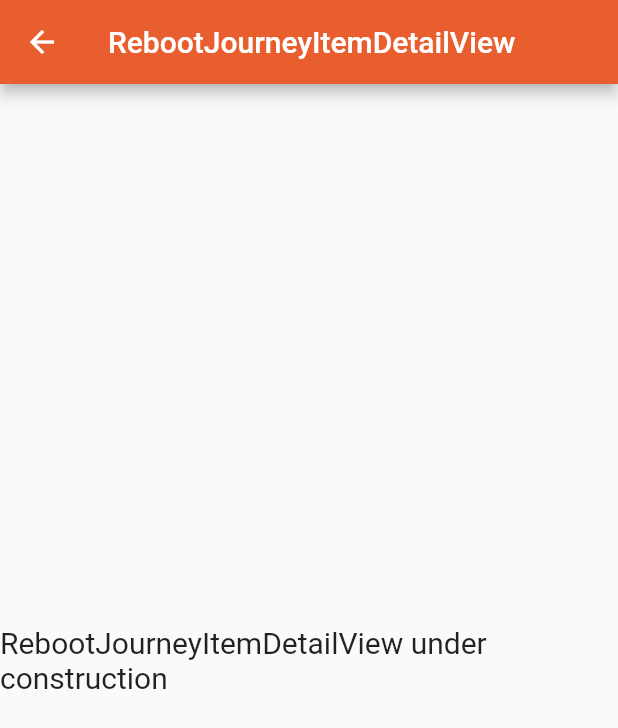
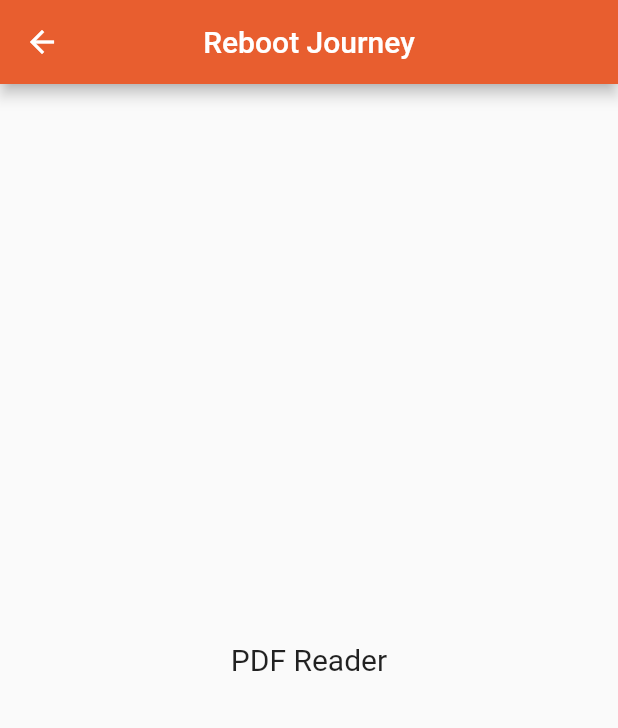
Before and after one commit to plantable/flutterAppDemo, a Flutter app: the RebootJourneyItemDetailView screen opened by its route, on a phone screen of 412 x 824 dp. Shown: the top 728 px of the screen. Run offline on Flutter 3.47's test engine with Material 2 defaults, Android fonts, the phone set to English and light mode, and no system bars; our stand-ins replace device_preview, dio, fancy_bottom_navigation, flutter_spinkit, get, percent_indicator and 2 more; missing offline and left inert: bulleted_list, get_cli.

```diff
--- a/lib/app/modules/reboot_how_to_item_detail_view/views/reboot_how_to_item_detail_view_view.dart
+++ b/lib/app/modules/reboot_how_to_item_detail_view/views/reboot_how_to_item_detail_view_view.dart
@@ -10,12 +10,12 @@ class RebootHowToItemDetailView
   Widget build(BuildContext context) {
     return Scaffold(
       appBar: AppBar(
-        title: Text('RebootHowToItemDetailView'),
+        title: Text('Reboot'),
         centerTitle: true,
       ),
       body: Center(
         child: Text(
-          'RebootHowToItemDetailView under construction',
+          'PDF Reader',
           style: TextStyle(fontSize: 20),
         ),
       ),
--- a/lib/app/modules/reboot_journey_item_detail_view/views/reboot_journey_item_detail_view_view.dart
+++ b/lib/app/modules/reboot_journey_item_detail_view/views/reboot_journey_item_detail_view_view.dart
@@ -10,12 +10,12 @@ class RebootJourneyItemDetailView
   Widget build(BuildContext context) {
     return Scaffold(
       appBar: AppBar(
-        title: Text('RebootJourneyItemDetailView'),
+        title: Text('Reboot Journey'),
         centerTitle: true,
       ),
       body: Center(
         child: Text(
-          'RebootJourneyItemDetailView under construction',
+          'PDF Reader',
           style: TextStyle(fontSize: 20),
         ),
       ),
```
